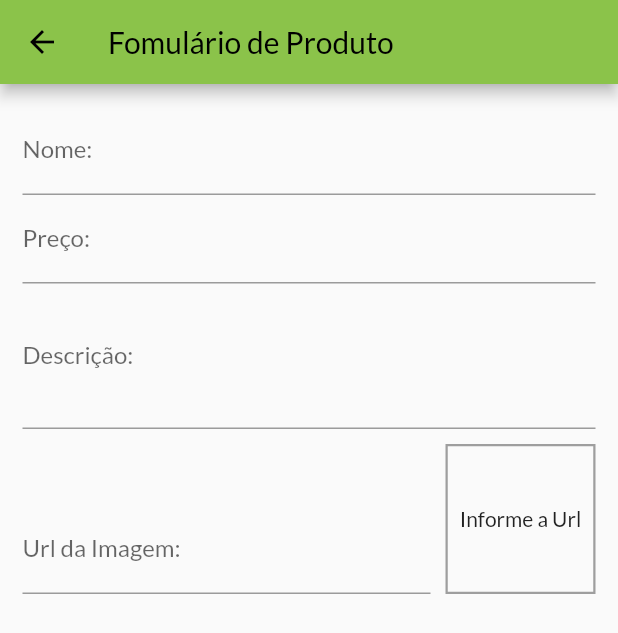
After one commit to Deroski/Estudando_Provider_app_compras, a Flutter app: the ProductFormScreen screen opened by its route, on a phone screen of 412 x 824 dp. The commit adds this screen. Shown: the top 633 px of the screen. Run offline on Flutter 3.47's test engine with Material 2 defaults, Android fonts, the phone set to English and light mode, and no system bars; network calls fail.

Commit message:
n. commit

```diff
--- a/lib/components/product_grid.dart
+++ b/lib/components/product_grid.dart
@@ -1,6 +1,6 @@
 import 'package:flutter/material.dart';
 import 'package:provider/provider.dart';
-import 'package:shop_app_flutter/components/product_item.dart';
+import 'package:shop_app_flutter/components/product_grid_item.dart';
 
 import '../models/product.dart';
 import '../models/product_list.dart';
@@ -26,7 +26,7 @@ class ProductGrid extends StatelessWidget {
       ),
       itemBuilder: (ctx, i) => ChangeNotifierProvider.value(
         value: loadedProducts[i],
-        child: ProductItem(),
+        child: ProductGridItem(),
       ),
     );
   }
--- a/lib/main.dart
+++ b/lib/main.dart
@@ -11,6 +11,8 @@ import 'package:shop_app_flutter/provider/counter.dart';
 import 'package:shop_app_flutter/utils/app_routes.dart';
 
 import 'models/screens/counter_screen.dart';
+import 'models/screens/product_form_screen.dart';
+import 'models/screens/products_screen.dart';
 
 void main() {
   runApp(const MyApp());
@@ -46,7 +48,8 @@ class MyApp extends StatelessWidget {
           AppRoutes.HOME: (context) => ProductsOverviewScreen(),
           AppRoutes.PRODUCT_DETAIL: (context) => ProductDetailScreen(),
           AppRoutes.CART: (context) => CartScreen(),
-          AppRoutes.ORDERS: (context) => OrdersScreen(),
+          AppRoutes.ORDERS: (context) => ProductsScreen(),
+          AppRoutes.PRODUCTS_FORM: (context) => ProductFormScreen(),
         },
       ),
     );
--- a/lib/models/product_list.dart
+++ b/lib/models/product_list.dart
@@ -8,6 +8,11 @@ class ProductList with ChangeNotifier {
   List<Product> get items => [..._items];
   List<Product> get favoriteItems =>
       _items.where((prod) => prod.isFavorite).toList();
+
+  int get itemsCount {
+    return _items.length;
+  }
+
   void addProduct(Product product) {
     _items.add(product);
     notifyListeners();
--- /dev/null
+++ b/lib/models/screens/product_form_screen.dart
@@ -0,0 +1,119 @@
+import 'package:flutter/material.dart';
+import 'package:flutter/services.dart';
+
+class ProductFormScreen extends StatefulWidget {
+  const ProductFormScreen({super.key});
+
+  @override
+  State<ProductFormScreen> createState() => _ProductFormScreenState();
+}
+
+class _ProductFormScreenState extends State<ProductFormScreen> {
+  final _priceFocus = FocusNode();
+  final _descriptionFocus = FocusNode();
+  final _imageUrlFocus = FocusNode();
+  final _imageUrlController = TextEditingController();
+
+  @override
+  void initState() {
+    super.initState();
+    _imageUrlFocus.addListener(updateImage);
+  }
+
+  @override
+  void dispose() {
+    super.dispose();
+    _priceFocus.dispose();
+    _descriptionFocus.dispose();
+    _imageUrlFocus.removeListener(updateImage);
+    _imageUrlFocus.dispose();
+  }
+
+  void updateImage() {
+    setState(() {});
+  }
+
+  @override
+  Widget build(BuildContext context) {
+    return Scaffold(
+      appBar: AppBar(
+        title: Text('Fomulário de Produto'),
+      ),
+      body: Padding(
+        padding: EdgeInsets.all(15),
+        child: Form(
+          child: ListView(
+            children: [
+              TextFormField(
+                decoration: InputDecoration(labelText: 'Nome:'),
+                textInputAction: TextInputAction.next,
+                onFieldSubmitted: (_) {
+                  FocusScope.of(context).requestFocus(_priceFocus);
+                },
+              ),
+              TextFormField(
+                decoration: InputDecoration(labelText: 'Preço:'),
+                textInputAction: TextInputAction.next,
+                focusNode: _priceFocus,
+                keyboardType: TextInputType.numberWithOptions(
+                  decimal: true,
+                ),
+                onFieldSubmitted: (_) {
+                  FocusScope.of(context).requestFocus(_descriptionFocus);
+                },
+              ),
+              TextFormField(
+                decoration: InputDecoration(
+                  labelText: 'Descrição:',
+                ),
+                //textInputAction: TextInputAction.next,
+                focusNode: _descriptionFocus,
+                keyboardType: TextInputType.multiline,
+                maxLines: 3,
+              ),
+              Row(
+                crossAxisAlignment: CrossAxisAlignment.end,
+                children: [
+                  Expanded(
+                    child: TextFormField(
+                      decoration: InputDecoration(
+                        labelText: 'Url da Imagem:',
+                      ),
+                      textInputAction: TextInputAction.done,
+                      focusNode: _imageUrlFocus,
+                      keyboardType: TextInputType.url,
+                      controller: _imageUrlController,
+                    ),
+                  ),
+                  Container(
+                    margin: EdgeInsets.only(
+                      top: 10,
+                      left: 10,
+                    ),
+                    height: 100,
+                    width: 100,
+                    decoration: BoxDecoration(
+                      border: Border.all(
+                        color: Colors.grey,
+                        width: 1.5,
+                      ),
+                    ),
+                    alignment: Alignment.center,
+                    child: _imageUrlController.text.isEmpty
+                        ? Text(
+                            'Informe a Url',
+                          )
+                        : FittedBox(
+                            child: Image.network(_imageUrlController.text),
+                            fit: BoxFit.cover,
+                          ),
+                  ),
+                ],
+              ),
+            ],
+          ),
+        ),
+      ),
+    );
+  }
+}
--- a/lib/utils/app_routes.dart
+++ b/lib/utils/app_routes.dart
@@ -3,4 +3,6 @@ class AppRoutes {
   static const CART = '/cart';
   static const HOME = '/';
   static const ORDERS = '/orders';
+  static const PRODUCTS = '/products';
+  static const PRODUCTS_FORM = '/products-form';
 }
```
Also changed, not shown: lib/components/app_drawer.dart (+12 -0 lines), lib/components/cart_item_widget.dart (+23 -0 lines), lib/components/product_grid_item.dart (added, +70 -0 lines), lib/components/product_item.dart (+29 -42 lines), lib/models/cart.dart (+23 -0 lines), lib/models/screens/products_screen.dart (added, +48 -0 lines).
